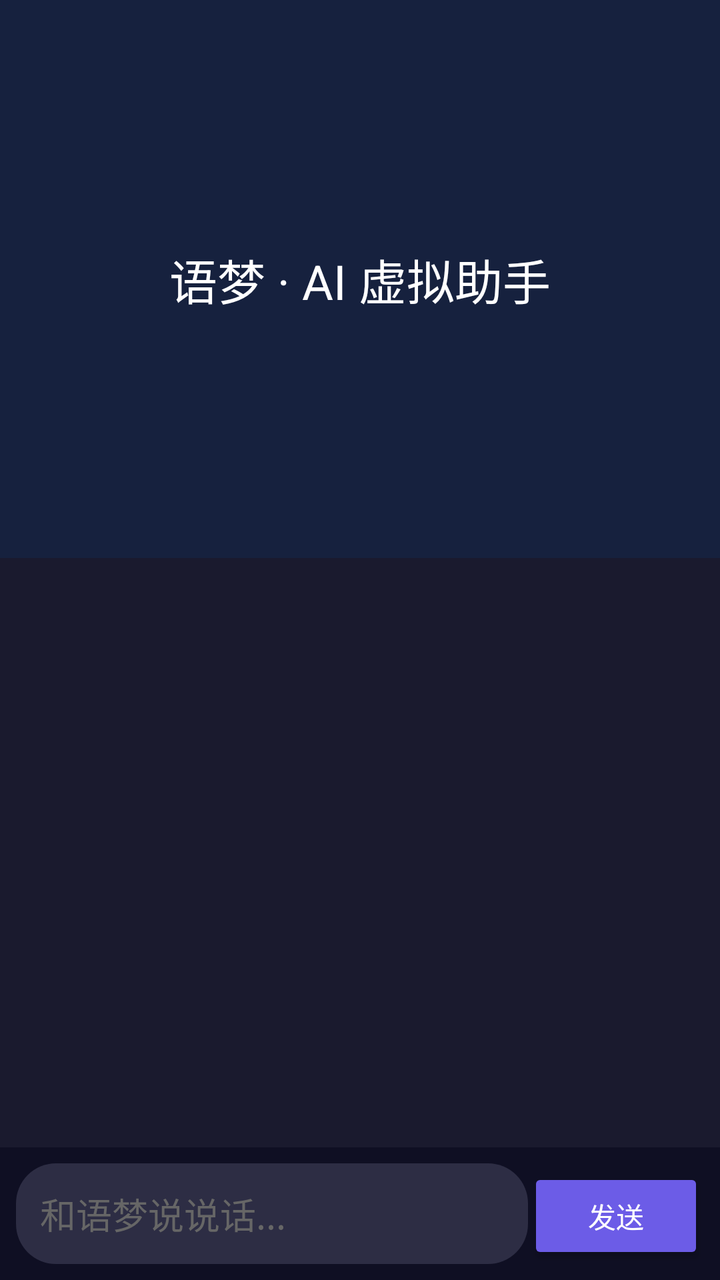
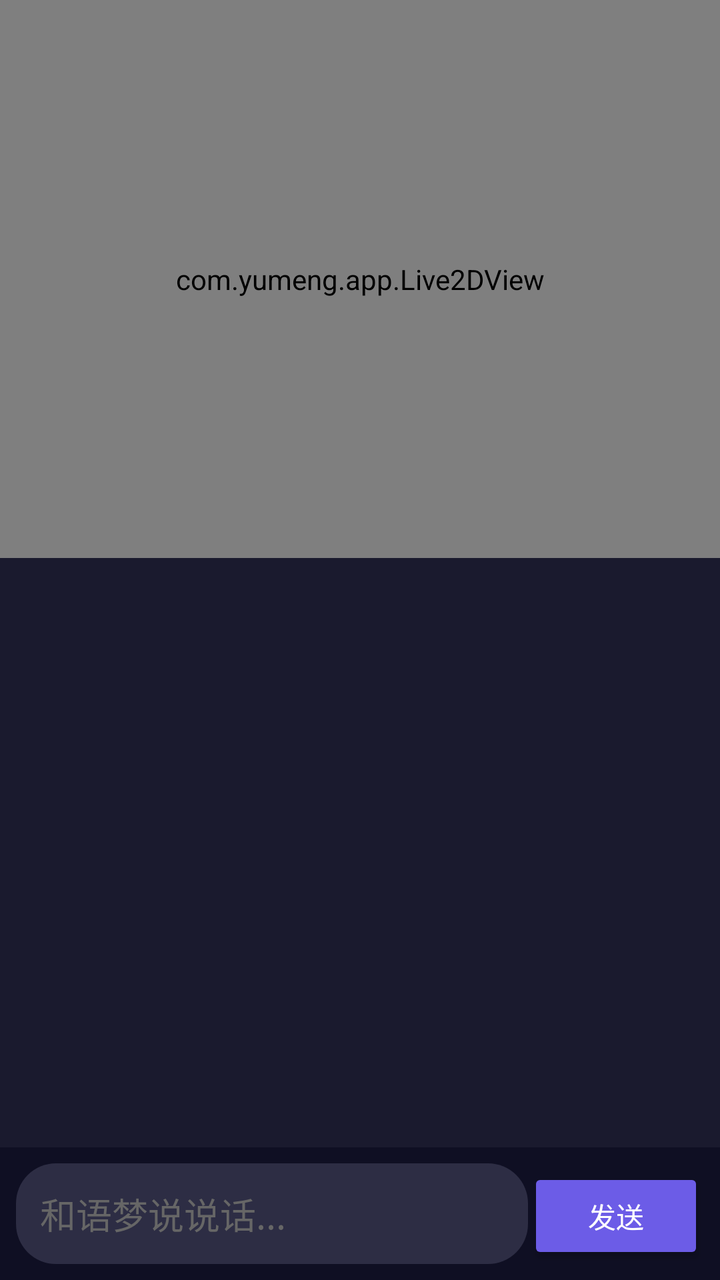

The first picture is an Android layout as it rendered before a commit; the second is the same layout after the commit. The layout source and the unified diff follow.
<!-- AndroidManifest.xml: application theme Theme.YuMeng -->
<!-- res/layout/activity_main.xml -->
<?xml version="1.0" encoding="utf-8"?>
<androidx.constraintlayout.widget.ConstraintLayout
    xmlns:android="http://schemas.android.com/apk/res/android"
    xmlns:app="http://schemas.android.com/apk/res-auto"
    android:layout_width="match_parent"
    android:layout_height="match_parent"
    android:background="#1A1A2E">

    
    <TextView
        android:id="@+id/headerView"
        android:layout_width="match_parent"
        android:layout_height="0dp"
        android:gravity="center"
        android:text="语梦 · AI 虚拟助手"
        android:textColor="#FFFFFF"
        android:textSize="24sp"
        android:background="#16213E"
        app:layout_constraintTop_toTopOf="parent"
        app:layout_constraintBottom_toTopOf="@id/chatArea"
        app:layout_constraintStart_toStartOf="parent"
        app:layout_constraintEnd_toEndOf="parent" />

    
    <androidx.recyclerview.widget.RecyclerView
        android:id="@+id/chatArea"
        android:layout_width="match_parent"
        android:layout_height="0dp"
        android:layout_margin="8dp"
        app:layout_constraintTop_toBottomOf="@id/headerView"
        app:layout_constraintBottom_toTopOf="@id/inputBar"
        app:layout_constraintStart_toStartOf="parent"
        app:layout_constraintEnd_toEndOf="parent" />

    
    <LinearLayout
        android:id="@+id/inputBar"
        android:layout_width="match_parent"
        android:layout_height="wrap_content"
        android:orientation="horizontal"
        android:padding="8dp"
        android:background="#0F0F23"
        app:layout_constraintBottom_toBottomOf="parent">

        <EditText
            android:id="@+id/inputText"
            android:layout_width="0dp"
            android:layout_height="wrap_content"
            android:layout_weight="1"
            android:hint="和语梦说说话..."
            android:textColor="#FFFFFF"
            android:textColorHint="#666666"
            android:background="@drawable/input_bg"
            android:padding="12dp" />

        <Button
            android:id="@+id/sendBtn"
            android:layout_width="wrap_content"
            android:layout_height="wrap_content"
            android:text="发送"
            android:textColor="#FFFFFF"
            android:backgroundTint="#6C5CE7" />
    </LinearLayout>

</androidx.constraintlayout.widget.ConstraintLayout>
<!-- resources referenced by this layout -->
<resources>
  <!-- drawable input_bg (drawable) -->
  <?xml version="1.0" encoding="utf-8"?>
  <shape xmlns:android="http://schemas.android.com/apk/res/android"
      android:shape="rectangle">
      <solid android:color="#2D2D44" />
      <corners android:radius="20dp" />
      <padding android:left="16dp" android:right="16dp" />
  </shape>
  <style name="Theme.YuMeng" parent="Theme.MaterialComponents.DayNight.NoActionBar">
          <item name="colorPrimary">#6C5CE7</item>
          <item name="colorPrimaryDark">#4A3FCF</item>
          <item name="colorAccent">#A29BFE</item>
          <item name="android:windowBackground">#1A1A2E</item>
          <item name="android:statusBarColor">#0F0F23</item>
      </style>
</resources>

<!-- the commit's change to res/layout/activity_main.xml (unified diff, before → after) -->
@@ -7,15 +7,10 @@
     android:background="#1A1A2E">
 
     
-    <TextView
-        android:id="@+id/headerView"
+    <com.yumeng.app.Live2DView
+        android:id="@+id/live2dView"
         android:layout_width="match_parent"
         android:layout_height="0dp"
-        android:gravity="center"
-        android:text="语梦 · AI 虚拟助手"
-        android:textColor="#FFFFFF"
-        android:textSize="24sp"
-        android:background="#16213E"
         app:layout_constraintTop_toTopOf="parent"
         app:layout_constraintBottom_toTopOf="@id/chatArea"
         app:layout_constraintStart_toStartOf="parent"
@@ -27,7 +22,7 @@
         android:layout_width="match_parent"
         android:layout_height="0dp"
         android:layout_margin="8dp"
-        app:layout_constraintTop_toBottomOf="@id/headerView"
+        app:layout_constraintTop_toBottomOf="@id/live2dView"
         app:layout_constraintBottom_toTopOf="@id/inputBar"
         app:layout_constraintStart_toStartOf="parent"
         app:layout_constraintEnd_toEndOf="parent" />
